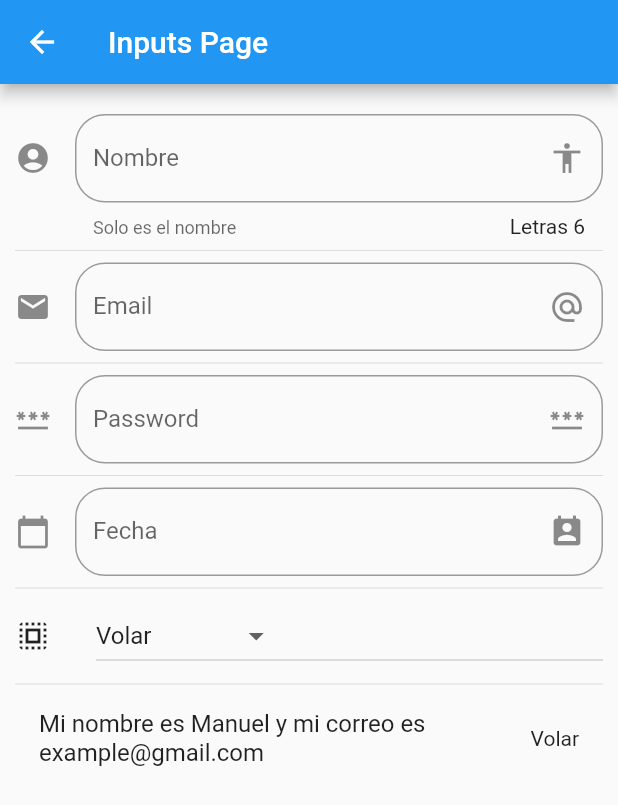
After one commit to palmamora/flutter_components, a Flutter app: the screen it shows after launch, after a tap on "Inputs", on a phone screen of 412 x 824 dp. The commit adds this screen. Shown: the top 805 px of the screen. Run offline on Flutter 3.47's test engine with Material 2 defaults, Android fonts, the phone set to English and light mode, and no system bars; missing offline and left inert: dart:html; network calls fail.

Commit message:
se añadió input_page

```diff
--- a/data/menu_opts.json
+++ b/data/menu_opts.json
@@ -20,6 +20,11 @@
             "ruta" : "animatedContainer",
             "icon" : "donut_large",
             "texto": "Animated Container"
+        },
+        {
+            "ruta" : "input",
+            "icon" : "input",
+            "texto": "Inputs"
         }
     ]
 }
--- a/lib/main.dart
+++ b/lib/main.dart
@@ -1,6 +1,7 @@
 import 'package:flutter/material.dart';
 import 'package:flutter_application_2/src/pages/alert_page.dart';
 import 'package:flutter_application_2/src/routes/routes.dart';
+import 'package:flutter_localizations/flutter_localizations.dart';
 
 void main() => runApp(MyApp());
 
@@ -16,6 +17,14 @@ class MyApp extends StatelessWidget {
         return MaterialPageRoute(
             builder: (BuildContext context) => AlertPage());
       },
+      localizationsDelegates: [
+        GlobalMaterialLocalizations.delegate,
+        GlobalWidgetsLocalizations.delegate,
+      ],
+      supportedLocales: [
+        const Locale('en', 'US'),
+        const Locale('es', 'ES'),
+      ],
     );
   }
 }
--- /dev/null
+++ b/lib/src/pages/input_page.dart
@@ -0,0 +1,168 @@
+import 'package:flutter/material.dart';
+
+class InputPage extends StatefulWidget {
+  InputPage({Key? key}) : super(key: key);
+
+  @override
+  _InputPageState createState() => _InputPageState();
+}
+
+class _InputPageState extends State<InputPage> {
+  String _nombre = 'Manuel';
+  String _email = 'example@gmail.com';
+  String _password = '';
+  String _fecha = '';
+  TextEditingController _inputFieldDateController = new TextEditingController();
+  List<String> _poderes = ['Volar', 'Rayos X', 'Super Aliento', 'Super fuerza'];
+  String _opcionSeleccionada = 'Volar';
+
+  @override
+  Widget build(BuildContext context) {
+    return Scaffold(
+      appBar: AppBar(
+        title: Text('Inputs Page'),
+      ),
+      body: ListView(
+        padding: EdgeInsets.symmetric(horizontal: 10.0, vertical: 20.0),
+        children: [
+          _crearInput(),
+          Divider(),
+          _crearEmail(),
+          Divider(),
+          _crearPassword(),
+          Divider(),
+          _crearFecha(context),
+          Divider(),
+          _crearDropdown(),
+          Divider(),
+          _crearPersona(),
+        ],
+      ),
+    );
+  }
+
+  Widget _crearInput() {
+    return TextField(
+      autofocus: false,
+      textCapitalization: TextCapitalization.sentences,
+      decoration: InputDecoration(
+        border: OutlineInputBorder(borderRadius: BorderRadius.circular(20.0)),
+        counter: Text('Letras ${_nombre.length}'),
+        hintText: 'Nombre de la persona',
+        labelText: 'Nombre',
+        helperText: 'Solo es el nombre',
+        suffixIcon: Icon(Icons.accessibility),
+        icon: Icon(Icons.account_circle),
+      ),
+      onChanged: (valor) {
+        setState(() {
+          _nombre = valor;
+        });
+      },
+      maxLength: 30,
+    );
+  }
+
+  Widget _crearPersona() {
+    return ListTile(
+      title: Text('Mi nombre es $_nombre y mi correo es $_email'),
+      trailing: Text(_opcionSeleccionada),
+    );
+  }
+
+  Widget _crearEmail() {
+    return TextField(
+      keyboardType: TextInputType.emailAddress,
+      decoration: InputDecoration(
+        border: OutlineInputBorder(borderRadius: BorderRadius.circular(20.0)),
+        hintText: 'Email de la persona',
+        labelText: 'Email',
+        suffixIcon: Icon(Icons.alternate_email),
+        icon: Icon(Icons.email),
+      ),
+      onChanged: (valor) => setState(() {
+        _email = valor;
+      }),
+    );
+  }
+
+  Widget _crearPassword() {
+    return TextField(
+      obscureText: true,
+      decoration: InputDecoration(
+        border: OutlineInputBorder(borderRadius: BorderRadius.circular(20.0)),
+        hintText: 'Password',
+        labelText: 'Password',
+        suffixIcon: Icon(Icons.password),
+        icon: Icon(Icons.password),
+      ),
+      onChanged: (valor) => setState(() {
+        _password = valor;
+      }),
+    );
+  }
+
+  Widget _crearFecha(BuildContext context) {
+    return TextField(
+      enableInteractiveSelection: false,
+      controller: _inputFieldDateController,
+      decoration: InputDecoration(
+        border: OutlineInputBorder(borderRadius: BorderRadius.circular(20.0)),
+        hintText: 'Fecha',
+        labelText: 'Fecha',
+        suffixIcon: Icon(Icons.perm_contact_calendar),
+        icon: Icon(Icons.calendar_today),
+      ),
+      onTap: () {
+        FocusScope.of(context).requestFocus(new FocusNode());
+        _selectDate(context);
+      },
+    );
+  }
+
+  void _selectDate(BuildContext context) async {
+    DateTime? picked = await showDatePicker(
+        context: context,
+        initialDate: new DateTime.now(),
+        firstDate: new DateTime(2018),
+        lastDate: new DateTime(2025)
+        locale: Locale('es', 'ES')
+        );
+
+    if (picked != null) {
+      setState(() {
+        _fecha = picked.toString();
+        _inputFieldDateController.text = _fecha;
+      });
+    }
+  }
+
+  List<DropdownMenuItem<String>> getOpcionesDropdown(){
+    List<DropdownMenuItem<String>> lista = [];
+    _poderes.forEach((poder) {
+      lista.add(DropdownMenuItem(
+        child: Text('$poder'),
+        value: poder,));
+     });
+     return lista;
+
+  }
+
+  Widget _crearDropdown() {
+    return Row(
+      children: [
+        Icon(Icons.select_all),
+        SizedBox(width: 30.0,),
+        Expanded(child: DropdownButton(
+          value: _opcionSeleccionada,
+          items: getOpcionesDropdown(),
+          onChanged: (opt) {
+            setState(() {
+              _opcionSeleccionada = opt.toString();
+            });
+        }))
+          ],
+    );
+
+  }
+}
--- a/lib/src/routes/routes.dart
+++ b/lib/src/routes/routes.dart
@@ -5,6 +5,7 @@ import 'package:flutter_application_2/src/pages/animated_container.dart';
 import 'package:flutter_application_2/src/pages/avatar_page.dart';
 import 'package:flutter_application_2/src/pages/card_page.dart';
 import 'package:flutter_application_2/src/pages/home_page.dart';
+import 'package:flutter_application_2/src/pages/input_page.dart';
 
 Map<String, WidgetBuilder> getApplicationRoutes() {
   return <String, WidgetBuilder>{
@@ -12,6 +13,7 @@ Map<String, WidgetBuilder> getApplicationRoutes() {
     'alert': (BuildContext context) => AlertPage(),
     'avatar': (BuildContext context) => AvatarPage(),
     'card' : (BuildContext context) => CardPage(),
-    'animatedContainer' : (BuildContext context) => AnimatedContainerPage()
+    'animatedContainer' : (BuildContext context) => AnimatedContainerPage(),
+    'input' : (BuildContext context) => InputPage(),
   };
 }
--- a/lib/src/utils/icono_string_util.dart
+++ b/lib/src/utils/icono_string_util.dart
@@ -7,6 +7,7 @@ final _icons = <String, IconData>{
   'accessibility': Icons.accessibility,
   'folder_open': Icons.folder_open,
   'donut_large' : Icons.donut_large,
+  'input' : Icons.input,
 };
 
 Icon getIcon(String nombre) {
--- a/pubspec.yaml
+++ b/pubspec.yaml
@@ -22,6 +22,8 @@ environment:
 
 dependencies:
   flutter:
+    sdk: flutter
+  flutter_localizations:
     sdk: flutter
 
 
```
Also changed, not shown: pubspec.lock.
